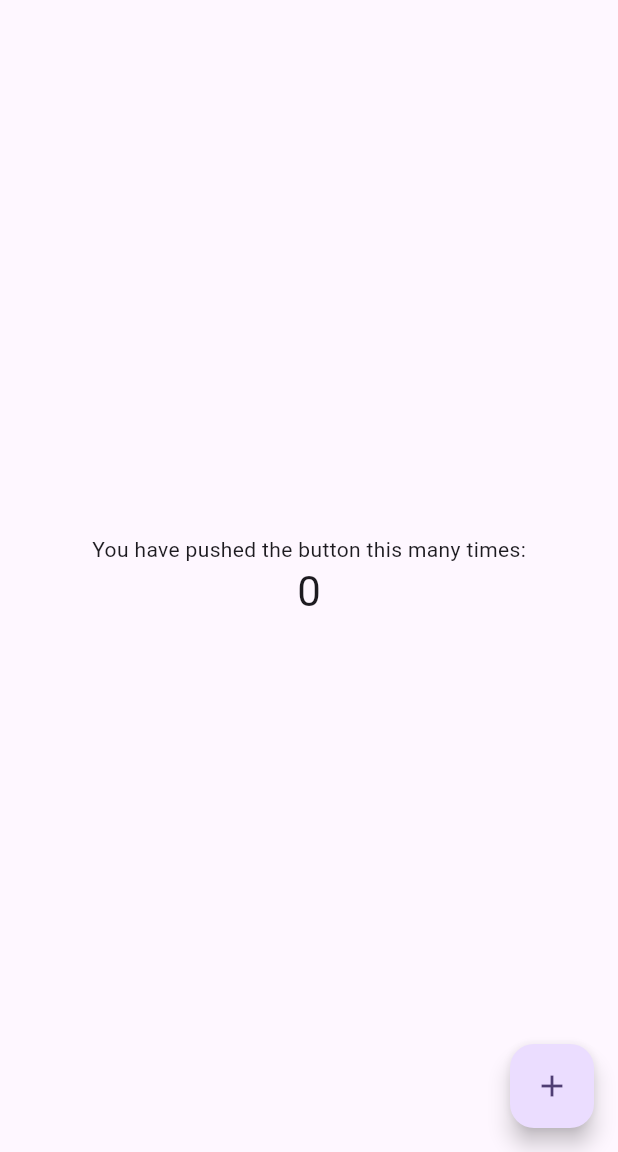
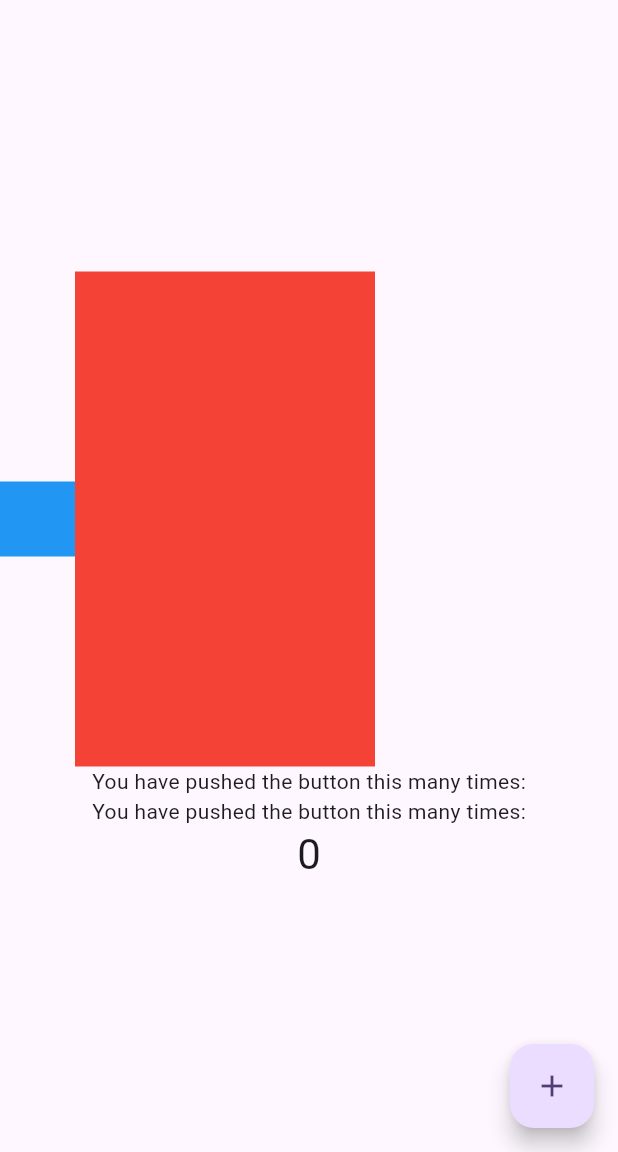
Before and after one commit to f04k04369/flutter-practice, a Flutter app: the screen it shows after launch, on a phone screen of 412 x 824 dp, the part 84-1236 px from its top. Run offline on Flutter 3.47's test engine with Material 3 defaults, Android fonts, the phone set to English and light mode, and no system bars.

Commit message:
図形描画テスト

```diff
--- a/flutter_project/lib/main.dart
+++ b/flutter_project/lib/main.dart
@@ -50,6 +50,25 @@ class _MyHomePageState extends State<MyHomePage> {
         child: Column(
           mainAxisAlignment: MainAxisAlignment.center,
           children: <Widget>[
+            Row(
+              children: [
+                SizedBox(
+                  width: 50,
+                  height: 50,
+                  child: ColoredBox(
+                    color: Colors.blue,
+                    )
+                ),
+                SizedBox(
+                  width: 200,
+                  height: 330,
+                  child: ColoredBox(
+                    color: Colors.red,
+                    )
+                ),
+              ],
+            ),
+            const Text('You have pushed the button this many times:'),
             const Text('You have pushed the button this many times:'),
             Text(
               '$_counter',
```
